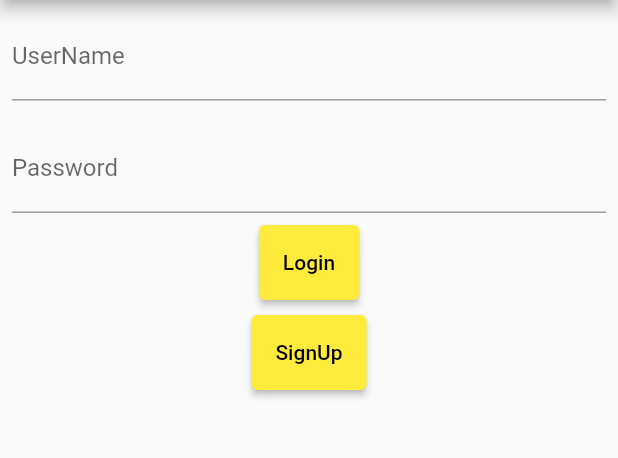
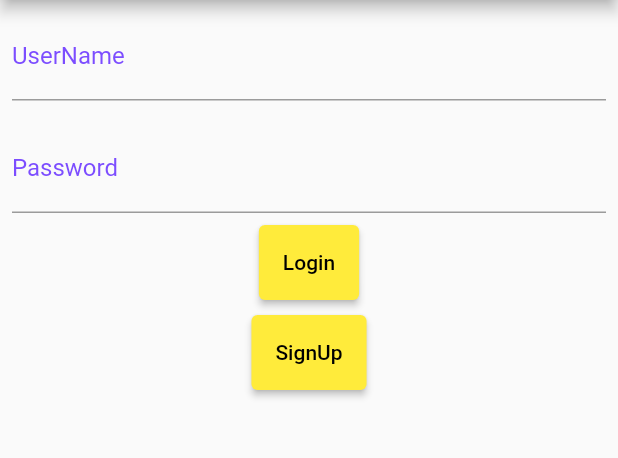
Before and after one commit to YukiHinana/FirstProgrammingProj, a Flutter app: the screen it shows after launch, on a phone screen of 412 x 824 dp, the part 84-542 px from its top. Run offline on Flutter 3.47's test engine with Material 2 defaults, Android fonts, the phone set to English and light mode, and no system bars; our stand-ins replace shared_preferences.

Commit message:
label text to purple

```diff
--- a/frontend/lib/login.dart
+++ b/frontend/lib/login.dart
@@ -14,6 +14,7 @@ class MyLoginPage extends StatefulWidget {
 }
 
 class _MyLoginPageState extends State<MyLoginPage> {
+  late FocusNode focusNode;
   late TextEditingController _usernameController;
   late TextEditingController _passwordController;
   final Future<SharedPreferences> _prefs = SharedPreferences.getInstance();
@@ -43,6 +44,7 @@ class _MyLoginPageState extends State<MyLoginPage> {
     super.initState();
     _usernameController = TextEditingController();
     _passwordController = TextEditingController();
+    focusNode = FocusNode();
   }
 
   @override
@@ -50,6 +52,7 @@ class _MyLoginPageState extends State<MyLoginPage> {
     super.dispose();
     _usernameController.dispose();
     _passwordController.dispose();
+    focusNode.dispose();
   }
 
   @override
@@ -75,6 +78,7 @@ class _MyLoginPageState extends State<MyLoginPage> {
               child: TextField(
                 decoration: const InputDecoration(
                     labelText: 'Password',
+                    labelStyle: TextStyle(color: Colors.deepPurpleAccent),
                     hintText: 'Enter the password'
                 ),
                 controller: _passwordController,
--- a/frontend/lib/main.dart
+++ b/frontend/lib/main.dart
@@ -14,6 +14,9 @@ class MyApp extends StatelessWidget {
     return MaterialApp(
       theme: ThemeData(
         primarySwatch: Colors.yellow,
+        inputDecorationTheme: const InputDecorationTheme(
+            labelStyle: TextStyle(color: Colors.deepPurpleAccent),
+        )
       ),
       home: const MyLoginPage(),
     );
```
